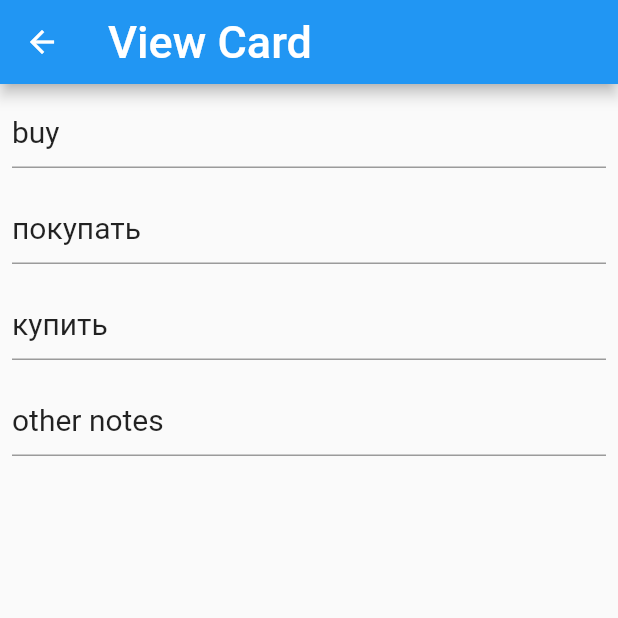
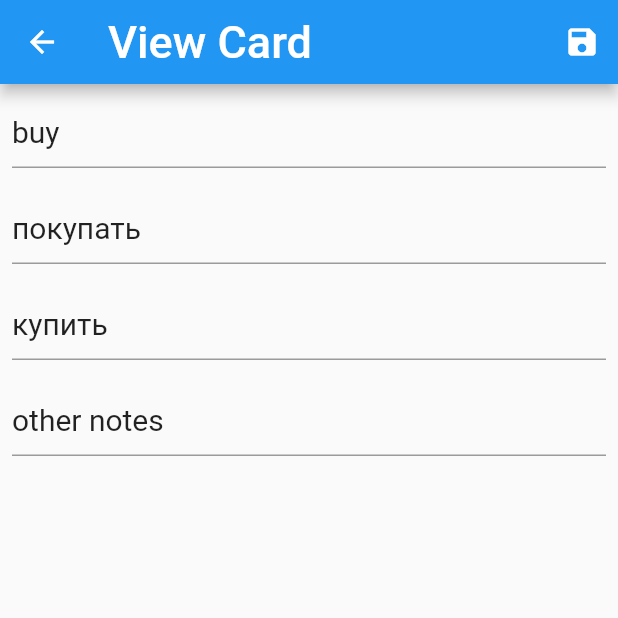
Before and after one commit to fmaylinch/hints-app, a Flutter app: the screen it shows after launch, after a tap on "buy", on a phone screen of 412 x 824 dp, the top half of it. Run offline on Flutter 3.47's test engine with Material 2 defaults, Android fonts, the phone set to English and light mode, and no system bars.

Commit message:
Add button to save card (TODO: actually save)

```diff
--- a/lib/card_screen.dart
+++ b/lib/card_screen.dart
@@ -15,11 +15,28 @@ class CardScreen extends StatelessWidget {
     return allCtrls;
   }
 
+  void _saveCardAndGoBack(BuildContext context) {
+    print("Will save card"); // TODO
+    _goBack(context);
+  }
+
+  void _goBack(BuildContext context) {
+    // TODO: We could save here, but then we need to intercept other ways of going back.
+    Navigator.pop(context, true);
+  }
+
   @override
   Widget build(BuildContext context) {
     return Scaffold(
       appBar: AppBar(
-        title: Text('View Card', style: TextStyle(fontSize: 30, color: Colors.white))
+        title: Text('View Card', style: TextStyle(fontSize: 30, color: Colors.white)),
+        leading: new IconButton(
+            icon: new Icon(Icons.arrow_back),
+            onPressed: () => _goBack(context)
+        ),
+        actions: <Widget>[
+          IconButton(icon: Icon(Icons.save), onPressed: () => _saveCardAndGoBack(context))
+        ]
       ),
       body: Container(
         child: ListView(
```
